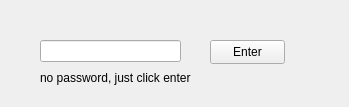
belalzahran/CS_Project2_TheApplicants, file CollegeTouring/login.ui: the form before one commit.
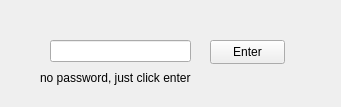
The form after the commit.

```diff
--- a/CollegeTouring/login.ui
+++ b/CollegeTouring/login.ui
@@ -6,7 +6,7 @@
    <rect>
     <x>0</x>
     <y>0</y>
-    <width>349</width>
+    <width>341</width>
     <height>107</height>
    </rect>
   </property>
@@ -16,7 +16,7 @@
   <widget class="QLineEdit" name="lineEdit">
    <property name="geometry">
     <rect>
-     <x>40</x>
+     <x>50</x>
      <y>40</y>
      <width>141</width>
      <height>22</height>
```
